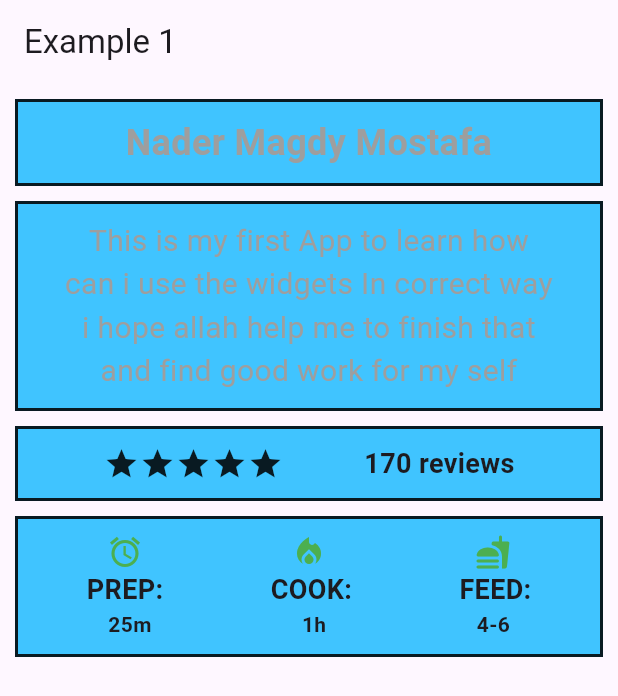
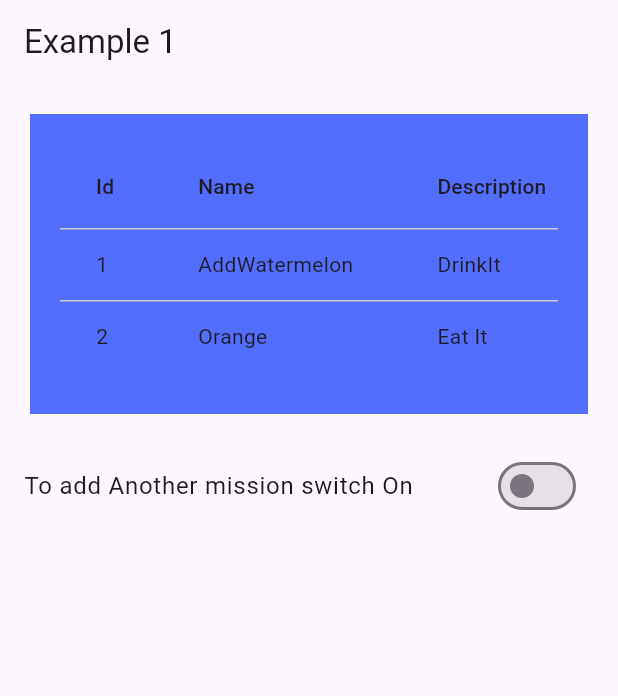
Before and after one commit to NaderCc/ToDoListByFlutter, a Flutter app: the screen it shows after launch, on a phone screen of 412 x 824 dp. Shown: the top 696 px of the screen. Run offline on Flutter 3.47's test engine with Material 3 defaults, Android fonts, the phone set to English and light mode, and no system bars.

Commit message:
add features

```diff
--- a/lib/main.dart
+++ b/lib/main.dart
@@ -3,109 +3,200 @@ import 'package:flutter/material.dart';
 void main() {
   runApp(MyApp());
 }
+class MyApp extends StatefulWidget
+{
+  const MyApp({super.key});
+  State<MyApp> createState() => _MyAppState();
+}
 
-class MyApp extends StatelessWidget {
-
+class _MyAppState extends State<MyApp>
+{
+  bool addMission = false;
   @override
   Widget build(BuildContext context) {
     return MaterialApp(
       home: Scaffold(
         appBar: AppBar(title: const Text("Example 1"),),
-            body : Container
-              (
-                padding: EdgeInsets.all(10),
-                child: Column(spacing: 10,
+
+        body :
+
+
+        ListView(
           children: [
             Container(
-                      decoration:BoxDecoration(
-                    color: Colors.lightBlueAccent,
-                    border: Border.all(width: 2,color: Colors.black87),
+              alignment: Alignment.topCenter,
+              padding: EdgeInsets.all(20),
+              margin: EdgeInsets.all(20),
+              width: 200,
+              height: 200,
+              decoration: BoxDecoration(
+                color: Colors.indigoAccent,
               ),
-                      padding: EdgeInsets.all(10),
-                      width: 1000,
-                      child: Text("Nader Magdy Mostafa",style: TextStyle(fontWeight: FontWeight.bold,fontSize: 24, color: Colors.grey[500]),textAlign: TextAlign.center,),
-                    ),
-                    Container(
-                      decoration:BoxDecoration(
-                        color: Colors.lightBlueAccent,
-                        border: Border.all(width: 2,color: Colors.black87),
-                      ),
-                      padding: EdgeInsets.symmetric(horizontal: 30, vertical: 10),
-                      width: 1000,
-                      child: Text("This is my first App to learn how can i use the widgets In correct way i hope allah help me to finish that and find good work for my self"
-                        ,style: TextStyle(fontSize: 20, color: Colors.grey[500]),textAlign: TextAlign.center,),
-                    ),
-                    Container(
-                      decoration:BoxDecoration(
-                        color: Colors.lightBlueAccent,
-                        border: Border.all(width: 2,color: Colors.black87),
-                      ),
-                      padding: EdgeInsets.symmetric(horizontal: 30, vertical: 10),
-                      width: 1000,
-                      child: Row(
-                        mainAxisAlignment: MainAxisAlignment.spaceAround,
-                        children: [
-                          Row(
-                            children: [
-                              Icon(Icons.star),
-                              Icon(Icons.star),
-                              Icon(Icons.star),
-                              Icon(Icons.star),
-                              Icon(Icons.star),
+              child: SingleChildScrollView(
+                  scrollDirection: Axis.horizontal
+                  ,child: DataTable(
+
+                columns: const [
+                  DataColumn(label: Text("Id")),
+                  DataColumn(label: Text("Name")),
+                  DataColumn(label: Text("Description")),
+                  DataColumn(label: Text("Status")),
                 ],
 
+                rows: const [
+                  DataRow(
+                    cells: [
+                      DataCell(Text("1")),
+                      DataCell(Text("AddWatermelon")),
+                      DataCell(Text("DrinkIt")),
+                      DataCell(Text("Pending")),
+                    ],
                   ),
-                          Text("170 reviews", style: TextStyle(fontWeight:FontWeight.bold,fontSize: 18),),
+                  DataRow(
+                    cells: [
+                      DataCell(Text("2")),
+                      DataCell(Text("Orange")),
+                      DataCell(Text("Eat It")),
+                      DataCell(Text("Done")),
+                    ],
+                  ),
+                ],
+              )
+              ),
+            ),
+            SwitchListTile(value: addMission, onChanged: (val)
+            {
+              setState(() {
+                addMission=val;
+
+              });
+
+            },title: Text("To add Another mission switch On"),),
+            if(addMission)
+                Container(
+                  padding: EdgeInsets.all(10),
+                margin: EdgeInsets.all(10),
+
+                decoration:BoxDecoration(
+                    border: Border.all(color: Colors.cyan,width: 2,),
+                    color: Colors.tealAccent,
+                  ),
+                 // color: Colors.tealAccent,
+                  child: Column(
+                    children: [
+                      Container(
+                        margin: EdgeInsets.all(10),
+                        child:TextFormField(
+                            decoration: InputDecoration(
+
+                              border: OutlineInputBorder() ,
+                              fillColor: Colors.white,
+                              filled: true,
+                              hintText: "  Enter the name of the mission",
+                              labelText: "MissionName",
+                              labelStyle: TextStyle(fontSize: 25,),
+                              prefix: Icon(Icons.task),
+                          ),
+                        ),),
+                      Container(
+                        margin: EdgeInsets.all(10),
+                        child:TextFormField(
+                          decoration: InputDecoration(
+
+                            border: OutlineInputBorder() ,
+                            fillColor: Colors.white,
+                            filled: true,
+                            hintText: "  Enter the Description of the mission",
+                            labelText: "MissionDescription",
+                            labelStyle: TextStyle(fontSize: 25,),
+                            prefix: Icon(Icons.task),
+                          ),
+                        )),
+                      Container(
+                      margin: EdgeInsets.all(10),
+                        child: CheckboxListTile(value: value, onChanged: onChanged),
+                      ),
+
+                  ],
+              ),),
+
+
+
+
 
           ],
         ),
       ),
+    );
+  }
+}
+
+
+
+
+/*
+class MyApp extends StatelessWidget {
+bool addMission = false;
+  @override
+  Widget build(BuildContext context) {
+    return MaterialApp(
+        home: Scaffold(
+          appBar: AppBar(title: const Text("Example 1"),),
+
+            body :
+
+
+            ListView(
+              children: [
                 Container(
-                      decoration:BoxDecoration(
-                        color: Colors.lightBlueAccent,
-                        border: Border.all(width: 2,color: Colors.black87),
+                  alignment: Alignment.topCenter,
+                 padding: EdgeInsets.all(20),
+                 margin: EdgeInsets.all(20),
+                 width: 200,
+                  height: 200,
+                  decoration: BoxDecoration(
+                    color: Colors.indigoAccent,
                   ),
-                      padding: EdgeInsets.all(10),
-                      width: 1000,
-                      child: Column(
+                   child: SingleChildScrollView(
+                    scrollDirection: Axis.horizontal
+                   ,child: DataTable(
 
-                        children: [
-                        Row(
-                        mainAxisAlignment: MainAxisAlignment.spaceAround,
-                        children: [
-                          Icon(Icons.access_alarm,color: Colors.green[500],),
-                          Icon(Icons.local_fire_department,color: Colors.green[500],),
-                          Icon(Icons.fastfood_rounded,color: Colors.green[500]),
+                      columns: const [
+                        DataColumn(label: Text("Id")),
+                        DataColumn(label: Text("Name")),
+                        DataColumn(label: Text("Description")),
+                        DataColumn(label: Text("Status")),
+                      ],
 
-                        ]),
-                          Row(
-                            mainAxisAlignment: MainAxisAlignment.spaceAround,
-                            children: [
-                              Text("PREP:", style: TextStyle(fontWeight:FontWeight.bold,fontSize: 18),),
-                              Text("COOK:", style: TextStyle(fontWeight:FontWeight.bold,fontSize: 18),),
-                              Text("FEED:", style: TextStyle(fontWeight:FontWeight.bold,fontSize: 18),),
+                     rows: const [
+                       DataRow(
+                         cells: [
+                           DataCell(Text("1")),
+                           DataCell(Text("AddWatermelon")),
+                           DataCell(Text("DrinkIt")),
+                           DataCell(Text("Pending")),
                          ],
                        ),
-                          Row(
-                            mainAxisAlignment: MainAxisAlignment.spaceAround,
-                            children: [
-                              Text("25m", style: TextStyle(fontWeight:FontWeight.bold,fontSize: 14),),
-                              Text("1h", style: TextStyle(fontWeight:FontWeight.bold,fontSize: 14),),
-                              Text("4-6", style: TextStyle(fontWeight:FontWeight.bold,fontSize: 14),),
+                       DataRow(
+                         cells: [
+                           DataCell(Text("2")),
+                           DataCell(Text("Orange")),
+                           DataCell(Text("Eat It")),
+                           DataCell(Text("Done")),
+                         ],
+                       ),
                      ],
                     )
+                   ),
+                ),
+                SwitchListTile(value: addMission, onChanged: (val)
+                {
+
+                  addMission=val;
+                },title: Text("To add Another mission switch On"),),
               ],
             ),
-                    )
-                  ],
-
-                )
-
-
-            )
-
-
          ),
     );
-
   }}
+*/
```
Also changed, not shown: flutter_01.png (added), flutter_02.png (added), flutter_03.png (added). Lines whose indentation alone changed are shown as unchanged.
